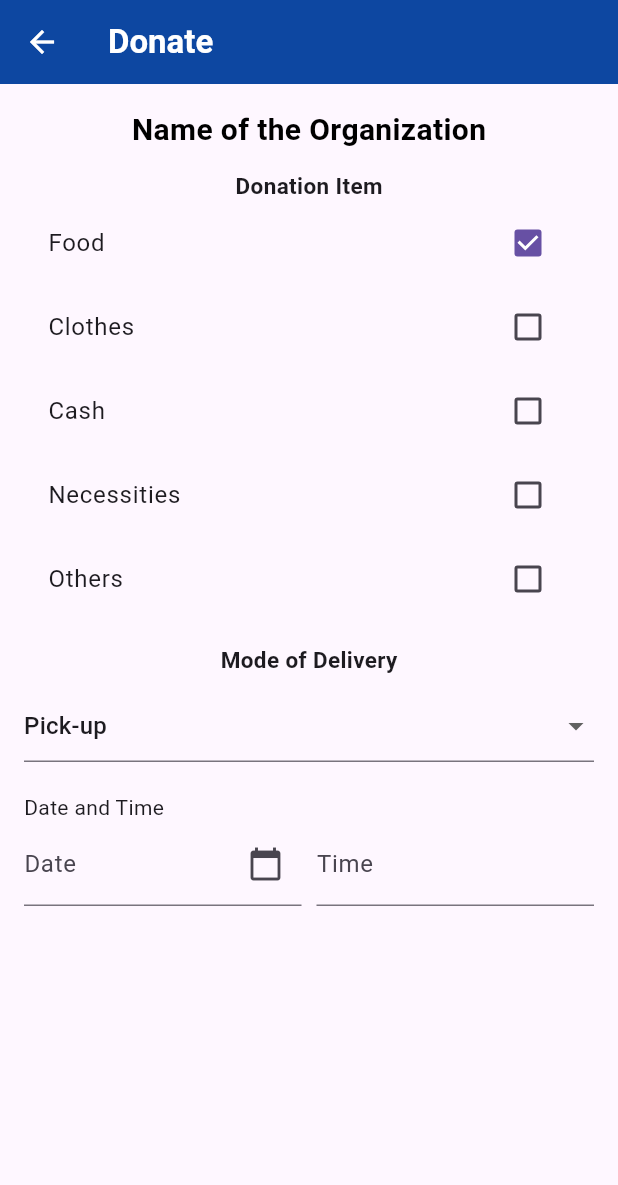
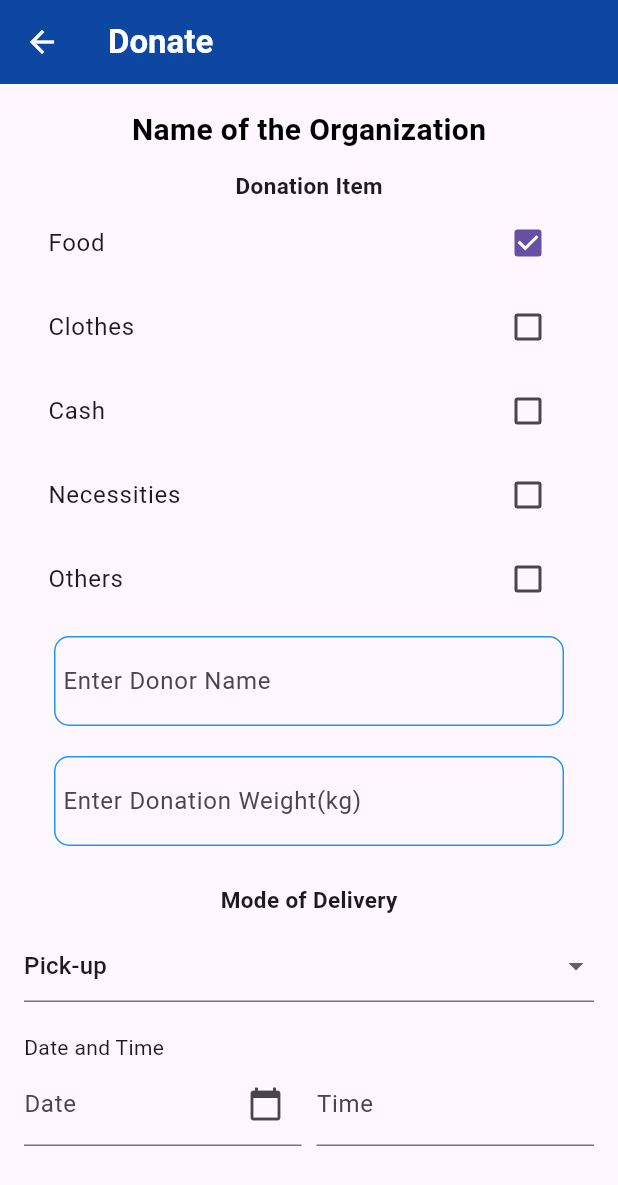
Before and after one commit to jvcerezo/cmsc23-project, a Flutter app: the DonationPage screen opened by its route, on a phone screen of 412 x 824 dp. Shown: the top 1185 px of the screen. Run offline on Flutter 3.47's test engine with Material 3 defaults, Android fonts, the phone set to English and light mode, and no system bars; our stand-ins replace cloud_firestore, firebase_auth, firebase_core; accounts and stored records are empty.

Commit message:
add: Input fields for donor name and weight in donation page

```diff
--- a/elbigayan/lib/pages/Donor/donation_page.dart
+++ b/elbigayan/lib/pages/Donor/donation_page.dart
@@ -1,3 +1,4 @@
+import 'package:elbigayan/widgets/donorInputFields_widget.dart';
 import 'package:flutter/material.dart';
 import 'package:elbigayan/widgets/donorDonationItem_widget.dart';
 import 'package:elbigayan/widgets/donorModeofDelivery_widget.dart';
@@ -48,6 +49,7 @@ class _DonationPageState extends State<DonationPage>{
               ),
               ),
               DonationItem(donationItemCallback:updateDonationItems),
+              InputFields(),
               ModeofDelivery(),
               DateTimeInputs(),
             ],
--- a/elbigayan/lib/widgets/donorInputFields_widget.dart
+++ b/elbigayan/lib/widgets/donorInputFields_widget.dart
@@ -0,0 +1,52 @@
+import 'package:flutter/material.dart';
+
+class InputFields extends StatefulWidget{
+  const InputFields ({Key? key}) : super(key:key);
+
+  @override
+  State<InputFields> createState() => _InputFieldsState();
+}
+
+class _InputFieldsState extends State<InputFields>{
+ TextEditingController _nameController = TextEditingController();
+ TextEditingController _weightController = TextEditingController();
+
+ @override
+  Widget build(BuildContext context){
+    return Column(
+      crossAxisAlignment: CrossAxisAlignment.start,
+      children: [
+        Container(
+          margin: EdgeInsets.symmetric(horizontal: 20,vertical: 10),
+          padding: EdgeInsets.all(5),
+          decoration: BoxDecoration(
+            border: Border.all(color:Colors.blue),
+            borderRadius: BorderRadius.circular(10),
+          ),
+          child: TextField(
+            controller: _nameController,
+            decoration: InputDecoration(
+              hintText: 'Enter Donor Name',
+              border:InputBorder.none,
+            ),
+          ),
+        ),
+        Container(
+          margin: EdgeInsets.symmetric(horizontal: 20,vertical: 10),
+          padding: EdgeInsets.all(5),
+          decoration: BoxDecoration(
+            border: Border.all(color:Colors.blue),
+            borderRadius: BorderRadius.circular(10),
+          ),
+          child: TextField(
+            controller: _weightController,
+            decoration: InputDecoration(
+              hintText: 'Enter Donation Weight(kg)',
+              border:InputBorder.none,
+            ),
+          ),
+        ),
+      ],
+    );
+  }
+}
```
